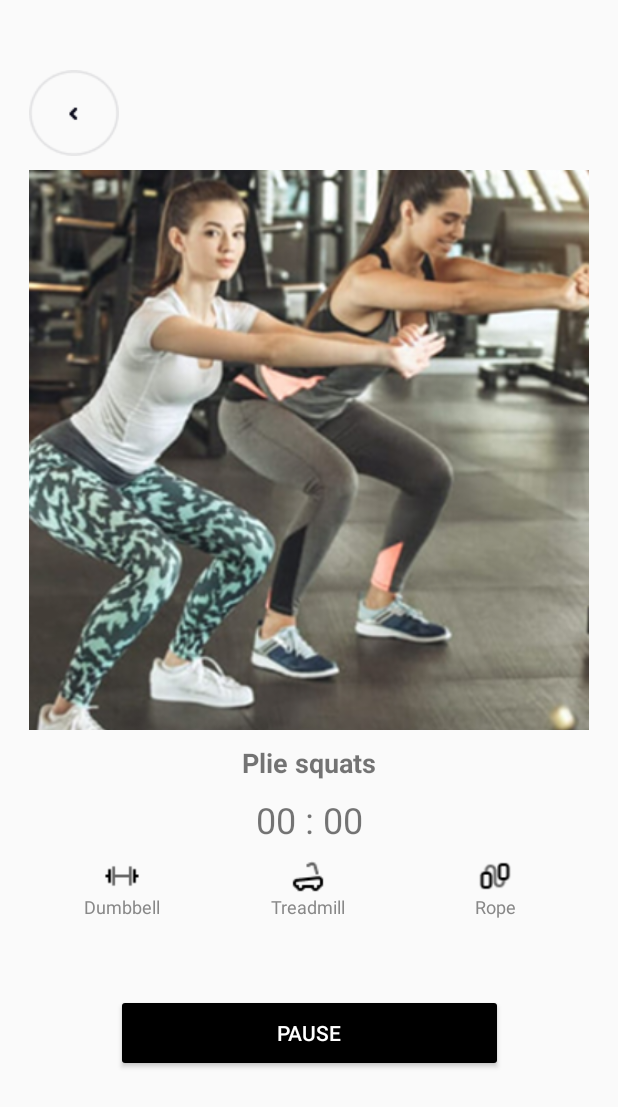
After one commit to Kalyunya/Stepo, an Android app built with Jetpack Compose: the ExerciseActivity screen opened directly, with no data from a screen before it, on a phone screen of 412 x 824 dp. The commit adds this screen. Shown: the top 1107 px of the screen. Run offline under Robolectric (Android 15) with nearby library versions, the phone set to English and light mode, and no system bars; our stand-ins replace CircleImageView.

Commit message:
новлення

```diff
--- a/app/src/main/AndroidManifest.xml
+++ b/app/src/main/AndroidManifest.xml
@@ -36,6 +36,7 @@
         <activity android:name=".TrainingStatisticsActivity" />
         <activity android:name=".DailyOverviewActivity" />
         <activity android:name=".WorkoutScheduleActivity" />
+        <activity android:name=".ExerciseActivity" />
 
         <activity android:name=".TestDataActivity" />
         <activity android:name=".EspDataActivity" />
--- /dev/null
+++ b/app/src/main/java/com/example/fitstepo/ExerciseActivity.java
@@ -0,0 +1,155 @@
+package com.example.fitstepo;
+
+import android.Manifest;
+import android.content.Intent;
+import android.content.pm.PackageManager;
+import android.os.Build;
+import android.os.Bundle;
+import android.os.Handler;
+import android.widget.Button;
+import android.widget.ImageView;
+import android.widget.LinearLayout;
+import android.widget.TextView;
+import android.widget.Toast;
+
+import androidx.appcompat.app.AppCompatActivity;
+import androidx.core.app.ActivityCompat;
+import androidx.core.content.ContextCompat;
+
+import java.util.Locale;
+
+public class ExerciseActivity extends AppCompatActivity {
+
+    private TextView timerText;
+    private Button pauseButton;
+    private LinearLayout dumbbellLayout, treadmillLayout, ropeLayout;
+
+    private String selectedExercise = null;
+    private boolean isTimerRunning = false;
+    private long elapsedTime = 0;
+    private long startTime = 0;
+
+    private Handler handler = new Handler();
+
+    // ← ДОДАНО: властивості класу
+    private String loggedUserEmail;
+    private String loggedUserFullName;
+    private String avatar;
+
+    private Runnable timerRunnable = new Runnable() {
+        @Override
+        public void run() {
+            elapsedTime = System.currentTimeMillis() - startTime;
+            int seconds = (int) (elapsedTime / 1000);
+            timerText.setText(String.format(Locale.getDefault(), "%02d : %02d", seconds / 60, seconds % 60));
+            handler.postDelayed(this, 1000);
+        }
+    };
+
+    @Override
+    protected void onCreate(Bundle savedInstanceState) {
+        super.onCreate(savedInstanceState);
+        setContentView(R.layout.timer);
+
+        timerText = findViewById(R.id.timerText);
+        pauseButton = findViewById(R.id.pauseButton);
+        dumbbellLayout = findViewById(R.id.dumbbell);
+        treadmillLayout = findViewById(R.id.treadmill);
+        ropeLayout = findViewById(R.id.rope);
+        ImageView backButton = findViewById(R.id.backButton);
+
+        // ← ДОДАНО: збереження переданих даних
+        loggedUserEmail = getIntent().getStringExtra(Constants.EXTRA_EMAIL);
+        loggedUserFullName = getIntent().getStringExtra(Constants.EXTRA_FULL_NAME);
+        avatar = getIntent().getStringExtra(Constants.EXTRA_AVATAR);
+
+        dumbbellLayout.setOnClickListener(v -> selectExercise("Dumbbell"));
+        treadmillLayout.setOnClickListener(v -> selectExercise("Treadmill"));
+        ropeLayout.setOnClickListener(v -> selectExercise("Rope"));
+
+        pauseButton.setOnClickListener(v -> onPauseButtonClick());
+
+        backButton.setOnClickListener(v -> {
+            if (isTimerRunning) {
+                handler.removeCallbacks(timerRunnable);
+                elapsedTime = System.currentTimeMillis() - startTime;
+                isTimerRunning = false;
+            }
+
+            Intent intent1 = new Intent(ExerciseActivity.this, TrainingStatisticsActivity.class);
+            intent1.putExtra("exerciseName", selectedExercise);
+            intent1.putExtra("exerciseTime", elapsedTime);
+
+            // ← ВИКОРИСТАННЯ збережених змінних
+            intent1.putExtra(Constants.EXTRA_EMAIL, loggedUserEmail);
+            intent1.putExtra(Constants.EXTRA_FULL_NAME, loggedUserFullName);
+            if (avatar != null) {
+                intent1.putExtra(Constants.EXTRA_AVATAR, avatar);
+            }
+
+            startActivity(intent1);
+            finish();
+        });
+    }
+
+    private void selectExercise(String exercise) {
+        if (selectedExercise != null && elapsedTime > 0) {
+            sendResultBack(selectedExercise, elapsedTime);
+        }
+
+        selectedExercise = exercise;
+        handler.removeCallbacks(timerRunnable);
+        isTimerRunning = false;
+        elapsedTime = 0;
+        timerText.setText("00 : 00");
+        pauseButton.setText("Start");
+
+        Toast.makeText(this, exercise + " selected", Toast.LENGTH_SHORT).show();
+    }
+
+    private void onPauseButtonClick() {
+        if (selectedExercise == null) {
+            Toast.makeText(this, "Please select an exercise first!", Toast.LENGTH_SHORT).show();
+            return;
+        }
+
+        if (!isTimerRunning) {
+            startTime = System.currentTimeMillis() - elapsedTime;
+            handler.postDelayed(timerRunnable, 0);
+            pauseButton.setText("Pause");
+            isTimerRunning = true;
+        } else {
+            handler.removeCallbacks(timerRunnable);
+            elapsedTime = System.currentTimeMillis() - startTime;
+            pauseButton.setText("Start");
+            isTimerRunning = false;
+        }
+
+        checkAndRequestActivityRecognitionPermission();
+    }
+
+    private void sendResultBack(String exerciseName, long timeMillis) {
+        Intent intent = new Intent(ExerciseActivity.this, MainActivity.class);
+        intent.putExtra("exerciseName", exerciseName);
+        intent.putExtra("exerciseTime", timeMillis);
+        startActivity(intent);
+        finish();
+    }
+
+    private void checkAndRequestActivityRecognitionPermission() {
+        if (Build.VERSION.SDK_INT >= Build.VERSION_CODES.Q) {
+            if (ContextCompat.checkSelfPermission(this, Manifest.permission.ACTIVITY_RECOGNITION)
+                    != PackageManager.PERMISSION_GRANTED) {
+                ActivityCompat.requestPermissions(this,
+                        new String[]{Manifest.permission.ACTIVITY_RECOGNITION},
+                        1001);
+            }
+        }
+    }
+
+    @Override
+    protected void onDestroy() {
+        handler.removeCallbacks(timerRunnable);
+        super.onDestroy();
+    }
+}
--- /dev/null
+++ b/app/src/main/res/layout/timer.xml
@@ -0,0 +1,141 @@
+<androidx.constraintlayout.widget.ConstraintLayout xmlns:android="http://schemas.android.com/apk/res/android"
+    xmlns:app="http://schemas.android.com/apk/res-auto"
+    android:layout_width="match_parent"
+    android:layout_height="match_parent"
+    android:padding="19dp">
+
+    <!-- Back Button -->
+    <ImageView
+        android:id="@+id/backButton"
+        android:layout_width="wrap_content"
+        android:layout_height="wrap_content"
+        android:layout_marginTop="27dp"
+        android:background="?attr/selectableItemBackgroundBorderless"
+        android:src="@drawable/ic_back"
+        app:layout_constraintStart_toStartOf="parent"
+        app:layout_constraintTop_toTopOf="parent"
+        android:clickable="true"
+        android:focusable="true"/>
+
+
+    <ImageView
+        android:id="@+id/exerciseImage"
+        android:layout_width="0dp"
+        android:layout_height="0dp"
+        android:layout_marginTop="9dp"
+        android:scaleType="centerCrop"
+        android:src="@drawable/test"
+        app:layout_constraintTop_toBottomOf="@+id/backButton"
+        app:layout_constraintStart_toStartOf="parent"
+        app:layout_constraintEnd_toEndOf="parent"
+        app:layout_constraintDimensionRatio="1:1" />
+
+    <!-- Exercise Name -->
+    <TextView
+        android:id="@+id/exerciseName"
+        android:layout_width="wrap_content"
+        android:layout_height="wrap_content"
+        android:text="Plie squats"
+        android:textSize="18sp"
+        android:textStyle="bold"
+        android:layout_marginTop="9dp"
+        app:layout_constraintTop_toBottomOf="@id/exerciseImage"
+        app:layout_constraintStart_toStartOf="parent"
+        app:layout_constraintEnd_toEndOf="parent" />
+
+    <!-- Timer -->
+    <TextView
+        android:id="@+id/timerText"
+        android:layout_width="wrap_content"
+        android:layout_height="wrap_content"
+        android:text="00 : 00"
+        android:textSize="24sp"
+        android:layout_marginTop="9dp"
+        app:layout_constraintTop_toBottomOf="@id/exerciseName"
+        app:layout_constraintStart_toStartOf="parent"
+        app:layout_constraintEnd_toEndOf="parent" />
+    <LinearLayout
+        android:id="@+id/exercisesLayout"
+        android:layout_width="match_parent"
+        android:layout_height="wrap_content"
+        android:orientation="horizontal"
+        android:gravity="center"
+        android:layout_marginTop="9dp"
+        app:layout_constraintTop_toBottomOf="@id/timerText"
+        app:layout_constraintStart_toStartOf="parent"
+        app:layout_constraintEnd_toEndOf="parent">
+
+        <LinearLayout
+            android:id="@+id/dumbbell"
+            android:layout_width="0dp"
+            android:layout_height="wrap_content"
+            android:layout_weight="1"
+            android:orientation="vertical"
+            android:gravity="center">
+            <ImageView
+                android:layout_width="24dp"
+                android:layout_height="24dp"
+                android:src="@drawable/ic_dumbbell" />
+            <TextView
+                android:layout_width="wrap_content"
+                android:layout_height="wrap_content"
+                android:text="Dumbbell"
+                android:textColor="#888"
+                android:textSize="12sp"/>
+        </LinearLayout>
+
+        <LinearLayout
+            android:id="@+id/treadmill"
+            android:layout_width="0dp"
+            android:layout_height="wrap_content"
+            android:layout_weight="1"
+            android:orientation="vertical"
+            android:gravity="center">
+            <ImageView
+                android:layout_width="24dp"
+                android:layout_height="24dp"
+                android:src="@drawable/ic_treadmill" />
+            <TextView
+                android:text="Treadmill"
+                android:textColor="#888"
+                android:textSize="12sp"
+                android:layout_width="wrap_content"
+                android:layout_height="wrap_content"/>
+        </LinearLayout>
+
+        <LinearLayout
+            android:id="@+id/rope"
+            android:layout_width="0dp"
+            android:layout_height="wrap_content"
+            android:layout_weight="1"
+            android:orientation="vertical"
+            android:gravity="center">
+            <ImageView
+                android:layout_width="24dp"
+                android:layout_height="24dp"
+                android:src="@drawable/ic_rope" />
+
+            <TextView
+                android:text="Rope"
+                android:textColor="#888"
+                android:textSize="12sp"
+                android:layout_width="wrap_content"
+                android:layout_height="wrap_content"/>
+        </LinearLayout>
+    </LinearLayout>
+
+    <!-- Pause Button -->
+    <Button
+        android:id="@+id/pauseButton"
+        android:layout_width="258dp"
+        android:layout_marginTop="9dp"
+        android:layout_height="52dp"
+        android:text="Pause"
+        app:layout_constraintTop_toBottomOf="@id/timerText"
+        app:layout_constraintBottom_toBottomOf="parent"
+        app:layout_constraintStart_toStartOf="parent"
+        app:layout_constraintEnd_toEndOf="parent"
+        android:backgroundTint="@color/black"
+        android:textColor="@color/white"/>
+
+</androidx.constraintlayout.widget.ConstraintLayout>
```
Also changed, not shown: app/src/main/java/com/example/fitstepo/TrainingStatisticsActivity.java (+71 -78 lines), app/src/main/res/drawable/test.png (added), 1 other file.
